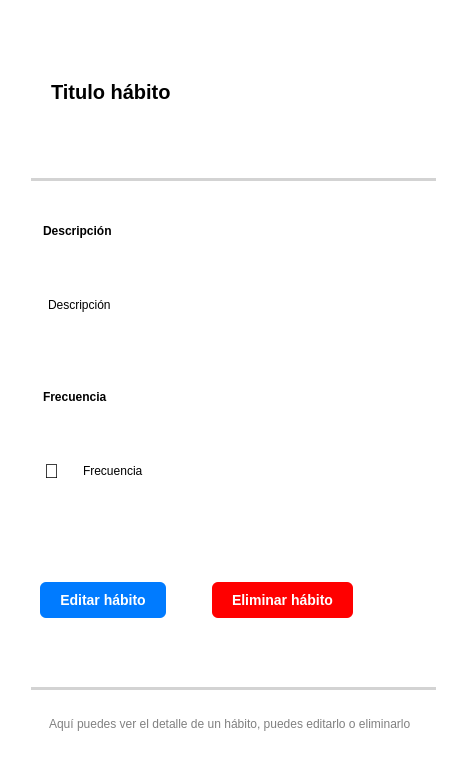
Above: infraestructure/ui/pages/habit_detail/habit_detail_view.ui from judajaavAlt/PI2 before the change. Below: the same form after it.
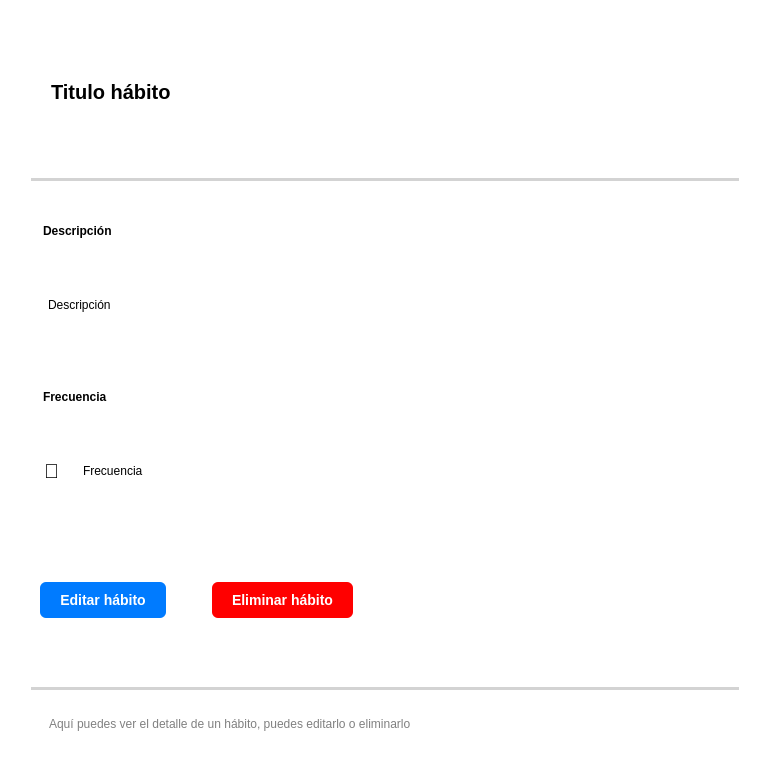
That is the form after the change.

Commit message: fixing habit form view style

What changed in the file:
```diff
--- a/infraestructure/ui/pages/habit_detail/habit_detail_view.ui
+++ b/infraestructure/ui/pages/habit_detail/habit_detail_view.ui
@@ -25,6 +25,10 @@
 	/*margin: 60px 20px 80px;*/
 }
 
+QWidget#habits_module {
+	min-width: 700px;
+}
+
 QLabel {
   color: black;
 }</string>
```
The commit also changes 2 other files.
